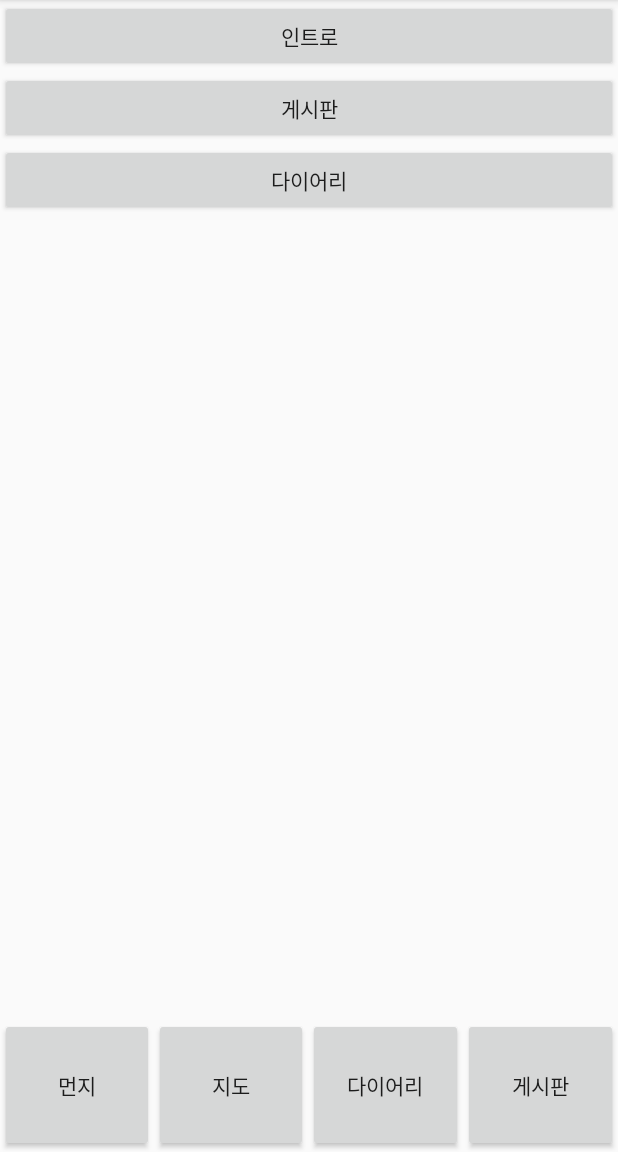
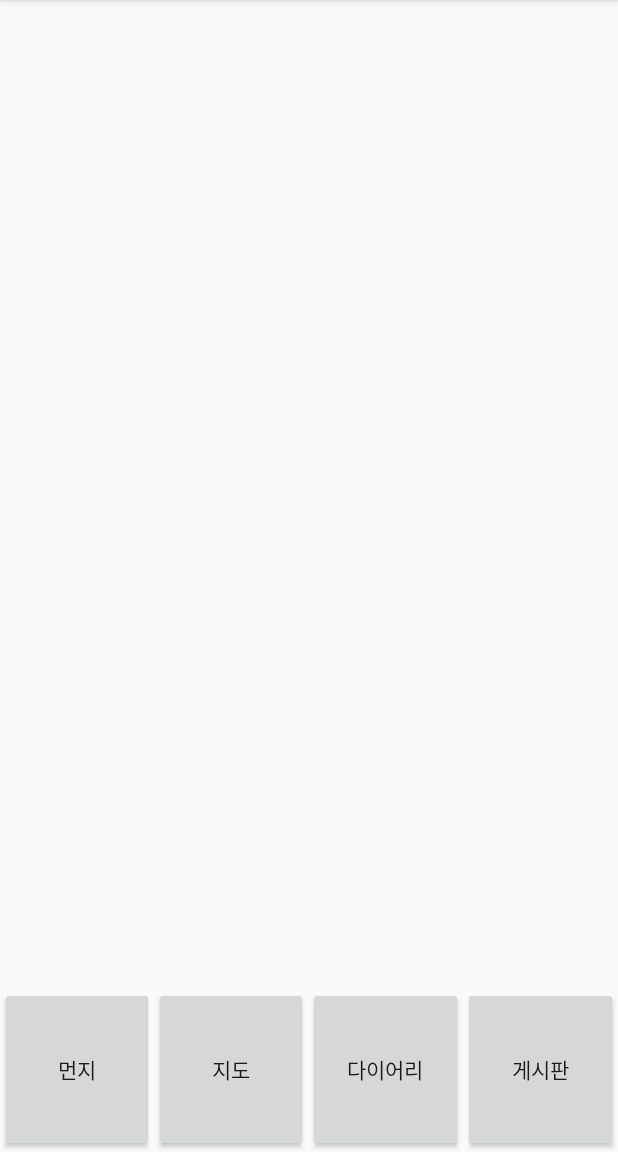
Before and after one commit to duswlsl/DDRoad, an Android app: the screen it shows after launch (MainActivity), on a phone screen of 412 x 824 dp, the part 84-1236 px from its top. Run offline under Robolectric (Android 15) with nearby library versions, the phone set to English and light mode, and no system bars; our stand-ins replace ButterKnife; Roboto replaces fonts that are not available here.

Commit message:
그리기

```diff
--- a/app/build.gradle
+++ b/app/build.gradle
@@ -4,7 +4,7 @@ android {
     compileSdkVersion 26
     defaultConfig {
         applicationId "com.seoul.ddroad"
-        minSdkVersion 18
+        minSdkVersion 23
         targetSdkVersion 26
         versionCode 1
         versionName "1.0"
--- a/app/src/main/AndroidManifest.xml
+++ b/app/src/main/AndroidManifest.xml
@@ -18,7 +18,7 @@
         android:theme="@style/AppTheme"
         android:largeHeap="true">
 
-        <activity android:name=".MainActivity">
+        <activity android:name=".intro.IntroActivity">
             <intent-filter>
                 <action android:name="android.intent.action.MAIN" />
 
@@ -26,7 +26,7 @@
             </intent-filter>
         </activity>
         <activity android:name=".intro.PermissionActivity" />
-        <activity android:name=".intro.IntroActivity" />
+        <activity android:name=".MainActivity" />
         <meta-data
             android:name="com.google.android.geo.API_KEY"
             android:value="AIzaSyA4oG50dxooInZ2ueURq-7XvPNOrLvgqf4" />
--- a/app/src/main/java/com/seoul/ddroad/MainActivity.java
+++ b/app/src/main/java/com/seoul/ddroad/MainActivity.java
@@ -1,20 +1,12 @@
 package com.seoul.ddroad;
 
-import android.content.Intent;
-import android.support.v4.app.FragmentTransaction;
+import android.app.Fragment;
 import android.support.v7.app.AppCompatActivity;
 import android.os.Bundle;
-import android.util.Log;
 import android.view.View;
-import android.widget.Button;
-
-import com.seoul.ddroad.board.BoardActivity;
 import com.seoul.ddroad.board.BoardFragment;
-import com.seoul.ddroad.diary.DiaryActivity;
 import com.seoul.ddroad.diary.DiaryFragment;
 import com.seoul.ddroad.intro.DustFragment;
-import com.seoul.ddroad.intro.IntroActivity;
-import com.seoul.ddroad.intro.dustActivity_cool;
 import com.seoul.ddroad.map.MapFragment;
 
 import butterknife.ButterKnife;
@@ -28,36 +20,6 @@ public class MainActivity extends AppCompatActivity {
         setContentView(R.layout.activity_main);
         callFragment(1);
         ButterKnife.bind(this);
-
-
-        Button button1 = (Button) findViewById(R.id.btn_intro) ;
-        button1.setOnClickListener(new Button.OnClickListener() {
-            @Override
-            public void onClick(View view) {
-                Intent intent = new Intent(getApplicationContext(),IntroActivity.class);
-                startActivity(intent);
-            }
-        });
-
-
-        Button button2 = (Button) findViewById(R.id.btn_board2) ;
-        button2.setOnClickListener(new Button.OnClickListener() {
-            @Override
-            public void onClick(View view) {
-                Intent intent = new Intent(getApplicationContext(),BoardActivity.class);
-                startActivity(intent);
-            }
-        });
-
-
-        Button button3 = (Button) findViewById(R.id.btn_diary2) ;
-        button3.setOnClickListener(new Button.OnClickListener() {
-            @Override
-            public void onClick(View view) {
-                Intent intent = new Intent(getApplicationContext(),DiaryActivity.class);
-                startActivity(intent);
-            }
-        });
     }
 
     @OnClick({R.id.btn_dust, R.id.btn_map, R.id.btn_diary, R.id.btn_board})
@@ -67,23 +29,22 @@ public class MainActivity extends AppCompatActivity {
     }
 
     private void callFragment(int fragment_no) {
-        FragmentTransaction transaction = getSupportFragmentManager().beginTransaction();
+        android.app.FragmentTransaction transaction = getFragmentManager().beginTransaction();
         switch (fragment_no) {
             case 1:
-                DustFragment fragment1 = new DustFragment();
+                Fragment fragment1 = new DustFragment();
                 transaction.replace(R.id.fragment_container, fragment1);
                 break;
             case 2:
-                MapFragment fragment2 = new MapFragment();
-                transaction.replace(R.id.fragment_container, fragment2);
-
+                Fragment fragment2 = new MapFragment();
+                transaction.replace(R.id.fragment_container, fragment2, "map");
                 break;
             case 3:
-                DiaryFragment fragment3 = new DiaryFragment();
+                Fragment fragment3 = new DiaryFragment();
                 transaction.replace(R.id.fragment_container, fragment3);
                 break;
             case 4:
-                BoardFragment fragment4 = new BoardFragment();
+                Fragment fragment4 = new BoardFragment();
                 transaction.replace(R.id.fragment_container, fragment4);
                 break;
         }
--- a/app/src/main/java/com/seoul/ddroad/board/BoardFragment.java
+++ b/app/src/main/java/com/seoul/ddroad/board/BoardFragment.java
@@ -1,6 +1,7 @@
 package com.seoul.ddroad.board;
 
-import android.support.v4.app.Fragment;
+
+import android.app.Fragment;
 
 public class BoardFragment extends Fragment {
 }
--- a/app/src/main/java/com/seoul/ddroad/diary/DiaryFragment.java
+++ b/app/src/main/java/com/seoul/ddroad/diary/DiaryFragment.java
@@ -1,6 +1,7 @@
 package com.seoul.ddroad.diary;
 
-import android.support.v4.app.Fragment;
+
+import android.app.Fragment;
 
 public class DiaryFragment extends Fragment {
 }
--- a/app/src/main/java/com/seoul/ddroad/intro/DustFragment.java
+++ b/app/src/main/java/com/seoul/ddroad/intro/DustFragment.java
@@ -1,6 +1,7 @@
 package com.seoul.ddroad.intro;
 
-import android.support.v4.app.Fragment;
 
-public class DustFragment extends Fragment{
+import android.app.Fragment;
+
+public class DustFragment extends Fragment {
 }
--- a/app/src/main/java/com/seoul/ddroad/intro/IntroActivity.java
+++ b/app/src/main/java/com/seoul/ddroad/intro/IntroActivity.java
@@ -16,7 +16,7 @@ public class IntroActivity  extends Activity
     Runnable runnable = new Runnable() {
         @Override
         public void run() {
-            Intent intent = new Intent(getApplicationContext(),dustActivity_cool.class);
+            Intent intent = new Intent(getApplicationContext(),PermissionActivity.class);
             startActivity(intent);
             finish();
         }
--- a/app/src/main/java/com/seoul/ddroad/map/RestAPI.java
+++ b/app/src/main/java/com/seoul/ddroad/map/RestAPI.java
@@ -24,7 +24,6 @@ public class RestAPI {
         this.apiData = apiData;
 
         try {
-
 
             // 영화 제목을 UTF-8형식으로 인코딩
             String text = "";
--- a/app/src/main/res/layout/activity_main.xml
+++ b/app/src/main/res/layout/activity_main.xml
@@ -6,23 +6,6 @@
     android:orientation="vertical"
     tools:context=".MainActivity">
 
-    <Button
-        android:id="@+id/btn_intro"
-        android:layout_width="match_parent"
-        android:layout_height="wrap_content"
-        android:text="인트로" />
-
-    <Button
-        android:id="@+id/btn_board2"
-        android:layout_width="match_parent"
-        android:layout_height="wrap_content"
-        android:text="게시판" />
-
-    <Button
-        android:id="@+id/btn_diary2"
-        android:layout_width="match_parent"
-        android:layout_height="wrap_content"
-        android:text="다이어리" />
 
     <FrameLayout
         android:id="@+id/fragment_container"
```
Also changed, not shown: app/src/main/java/com/seoul/ddroad/map/MapFragment.java (+136 -65 lines), app/src/main/java/com/seoul/ddroad/map/PolylineDialog.java (added, +56 -0 lines), app/src/main/res/layout/fragment_map.xml (+10 -0 lines).
